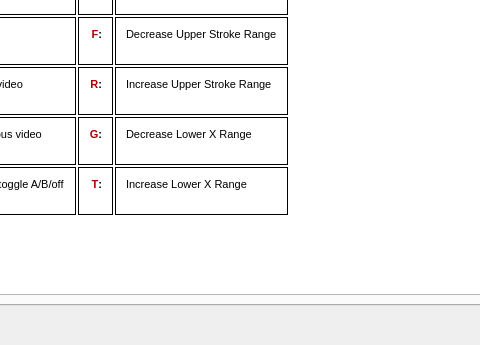
Old version of the form src/settings.ui in the repository jcfain/XTPlayer; both pictures show x 213 to 693 and y 186 to 531 of the 992 by 531 pixel window.
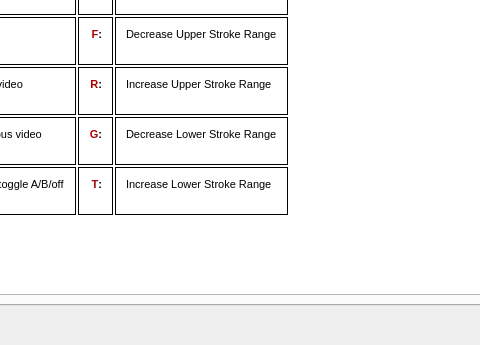
New version of the form. The open tabs and pages were chosen to show the change. Icons and pictures are not drawn.

Commit message: Adding the ability to calibrate ranges when video is paused. Adding library support fo popular audio files. Making Valve a default range.

Diff of the .ui file:
```diff
--- a/src/settings.ui
+++ b/src/settings.ui
@@ -664,7 +664,7 @@
 &lt;td style=&quot; padding-left:10; padding-right:10; padding-top:10; padding-bottom:10; border-top:1px; border-right:1px; border-bottom:1px; border-left:1px; border-top-color:#000000; border-right-color:#000000; border-bottom-color:#000000; border-left-color:#000000; border-top-style:solid; border-right-style:solid; border-bottom-style:solid; border-left-style:solid;&quot;&gt;
 &lt;p align=&quot;right&quot; style=&quot; margin-top:0px; margin-bottom:0px; margin-left:0px; margin-right:0px; -qt-block-indent:0; text-indent:0px;&quot;&gt;&lt;span style=&quot; font-family:'Courier New'; font-size:8pt; font-weight:600; color:#aa0000;&quot;&gt;G&lt;/span&gt;&lt;span style=&quot; font-family:'Courier New'; font-size:8pt; font-weight:600;&quot;&gt;:&lt;/span&gt;&lt;/p&gt;&lt;/td&gt;
 &lt;td style=&quot; padding-left:10; padding-right:10; padding-top:10; padding-bottom:10; border-top:1px; border-right:1px; border-bottom:1px; border-left:1px; border-top-color:#000000; border-right-color:#000000; border-bottom-color:#000000; border-left-color:#000000; border-top-style:solid; border-right-style:solid; border-bottom-style:solid; border-left-style:solid;&quot;&gt;
-&lt;p style=&quot; margin-top:0px; margin-bottom:0px; margin-left:0px; margin-right:0px; -qt-block-indent:0; text-indent:0px;&quot;&gt;&lt;span style=&quot; font-family:'Courier New'; font-size:8pt;&quot;&gt;Decrease Lower X Range&lt;/span&gt;&lt;/p&gt;&lt;/td&gt;
+&lt;p style=&quot; margin-top:0px; margin-bottom:0px; margin-left:0px; margin-right:0px; -qt-block-indent:0; text-indent:0px;&quot;&gt;&lt;span style=&quot; font-family:'Courier New'; font-size:8pt;&quot;&gt;Decrease Lower Stroke Range&lt;/span&gt;&lt;/p&gt;&lt;/td&gt;
 &lt;td&gt;&lt;/td&gt;
 &lt;td&gt;&lt;/td&gt;&lt;/tr&gt;
 &lt;tr&gt;
@@ -676,7 +676,7 @@
 &lt;td style=&quot; padding-left:10; padding-right:10; padding-top:10; padding-bottom:10; border-top:1px; border-right:1px; border-bottom:1px; border-left:1px; border-top-color:#000000; border-right-color:#000000; border-bottom-color:#000000; border-left-color:#000000; border-top-style:solid; border-right-style:solid; border-bottom-style:solid; border-left-style:solid;&quot;&gt;
 &lt;p align=&quot;right&quot; style=&quot; margin-top:0px; margin-bottom:0px; margin-left:0px; margin-right:0px; -qt-block-indent:0; text-indent:0px;&quot;&gt;&lt;span style=&quot; font-family:'Courier New'; font-size:8pt; font-weight:600; color:#aa0000;&quot;&gt;T&lt;/span&gt;&lt;span style=&quot; font-family:'Courier New'; font-size:8pt; font-weight:600;&quot;&gt;:&lt;/span&gt;&lt;/p&gt;&lt;/td&gt;
 &lt;td style=&quot; padding-left:10; padding-right:10; padding-top:10; padding-bottom:10; border-top:1px; border-right:1px; border-bottom:1px; border-left:1px; border-top-color:#000000; border-right-color:#000000; border-bottom-color:#000000; border-left-color:#000000; border-top-style:solid; border-right-style:solid; border-bottom-style:solid; border-left-style:solid;&quot;&gt;
-&lt;p style=&quot; margin-top:0px; margin-bottom:0px; margin-left:0px; margin-right:0px; -qt-block-indent:0; text-indent:0px;&quot;&gt;&lt;span style=&quot; font-size:8pt;&quot;&gt;Increase Lower X Range&lt;/span&gt;&lt;/p&gt;&lt;/td&gt;
+&lt;p style=&quot; margin-top:0px; margin-bottom:0px; margin-left:0px; margin-right:0px; -qt-block-indent:0; text-indent:0px;&quot;&gt;&lt;span style=&quot; font-size:8pt;&quot;&gt;Increase Lower Stroke Range&lt;/span&gt;&lt;/p&gt;&lt;/td&gt;
 &lt;td&gt;&lt;/td&gt;
 &lt;td&gt;&lt;/td&gt;&lt;/tr&gt;
 &lt;tr&gt;
@@ -731,6 +731,16 @@
 &lt;p style=&quot; margin-top:0px; margin-bottom:0px; margin-left:0px; margin-right:0px; -qt-block-indent:0; text-indent:0px;&quot;&gt;&lt;span style=&quot; font-family:'Courier New'; font-size:8pt;&quot;&gt;Toggle axis multiplier&lt;/span&gt;&lt;/p&gt;
 &lt;p style=&quot;-qt-paragraph-type:empty; margin-top:0px; margin-bottom:0px; margin-left:0px; margin-right:0px; -qt-block-indent:0; text-indent:0px; font-family:'Courier New'; font-size:8pt;&quot;&gt;&lt;br /&gt;&lt;/p&gt;&lt;/td&gt;
 &lt;td&gt;&lt;/td&gt;
+&lt;td&gt;&lt;/td&gt;&lt;/tr&gt;
+&lt;tr&gt;
+&lt;td style=&quot; padding-left:10; padding-right:10; padding-top:10; padding-bottom:10; border-top:1px; border-right:1px; border-bottom:1px; border-left:1px; border-top-color:#000000; border-right-color:#000000; border-bottom-color:#000000; border-left-color:#000000; border-top-style:solid; border-right-style:solid; border-bottom-style:solid; border-left-style:solid;&quot;&gt;
+&lt;p align=&quot;right&quot; style=&quot; margin-top:0px; margin-bottom:0px; margin-left:0px; margin-right:0px; -qt-block-indent:0; text-indent:0px;&quot;&gt;&lt;span style=&quot; font-family:'Courier New'; font-size:8pt; font-weight:600; color:#aa0000;&quot;&gt;P&lt;/span&gt;&lt;span style=&quot; font-family:'Courier New'; font-size:8pt; font-weight:600;&quot;&gt;:&lt;/span&gt;&lt;/p&gt;&lt;/td&gt;
+&lt;td style=&quot; padding-left:10; padding-right:10; padding-top:10; padding-bottom:10; border-top:1px; border-right:1px; border-bottom:1px; border-left:1px; border-top-color:#000000; border-right-color:#000000; border-bottom-color:#000000; border-left-color:#000000; border-top-style:solid; border-right-style:solid; border-bottom-style:solid; border-left-style:solid;&quot;&gt;
+&lt;p style=&quot; margin-top:0px; margin-bottom:0px; margin-left:0px; margin-right:0px; -qt-block-indent:0; text-indent:0px;&quot;&gt;&lt;span style=&quot; font-family:'Courier New'; font-size:8pt;&quot;&gt;Pause all action&lt;/span&gt;&lt;/p&gt;
+&lt;p style=&quot;-qt-paragraph-type:empty; margin-top:0px; margin-bottom:0px; margin-left:0px; margin-right:0px; -qt-block-indent:0; text-indent:0px; font-family:'Courier New'; font-size:8pt;&quot;&gt;&lt;br /&gt;&lt;/p&gt;&lt;/td&gt;
+&lt;td&gt;&lt;/td&gt;
+&lt;td&gt;&lt;/td&gt;
+&lt;td&gt;&lt;/td&gt;
 &lt;td&gt;&lt;/td&gt;&lt;/tr&gt;&lt;/table&gt;&lt;/body&gt;&lt;/html&gt;</string>
          </property>
         </widget>
```
The commit also changes 11 other files.
